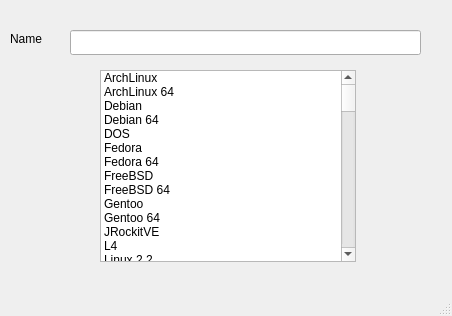
LinuxPhreak/vbox-scripts, file createvm.ui: the form before one commit.
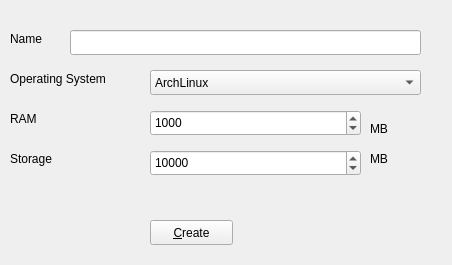
The form after the commit.

Commit message: Finished QT layout of the createVM. Next I will need to connect it to the script

Diff of the .ui file:
```diff
--- a/createvm.ui
+++ b/createvm.ui
@@ -7,7 +7,7 @@
     <x>0</x>
     <y>0</y>
     <width>452</width>
-    <height>316</height>
+    <height>265</height>
    </rect>
   </property>
   <property name="windowTitle">
@@ -37,18 +37,15 @@
      </rect>
     </property>
    </widget>
-   <widget class="QListWidget" name="listWidget">
+   <widget class="QComboBox" name="comboBox">
     <property name="geometry">
      <rect>
-      <x>100</x>
+      <x>150</x>
       <y>70</y>
-      <width>256</width>
-      <height>192</height>
+      <width>271</width>
+      <height>25</height>
      </rect>
     </property>
-    <property name="viewMode">
-     <enum>QListView::ListMode</enum>
-    </property>
     <item>
      <property name="text">
       <string>ArchLinux</string>
@@ -146,67 +143,87 @@
     </item>
     <item>
      <property name="text">
-      <string>MacOSX 10.10 64</string>
+      <string>Mac OS 64</string>
      </property>
     </item>
     <item>
      <property name="text">
-      <string>MacOSX 10.11 64</string>
+      <string>Mac OSX 10.6</string>
      </property>
     </item>
     <item>
      <property name="text">
-      <string>MacOSX 10.12 64</string>
+      <string>Mac OSX 10.6 64</string>
      </property>
     </item>
     <item>
      <property name="text">
-      <string>MacOSX 10.13 64</string>
+      <string>Mac OSX 10.7</string>
      </property>
     </item>
     <item>
      <property name="text">
-      <string>MacOSX 10.6</string>
+      <string>Mac OSX 10.7 64</string>
      </property>
     </item>
     <item>
      <property name="text">
-      <string>MacOSX 10.6 64</string>
+      <string>Mac OSX 10.8</string>
      </property>
     </item>
     <item>
      <property name="text">
-      <string>MacOSX 10.7</string>
+      <string>Mac OSX 10.8 64</string>
      </property>
     </item>
     <item>
      <property name="text">
-      <string>MacOSX 10.7 64</string>
+      <string>Mac OSX 10.9</string>
      </property>
     </item>
     <item>
      <property name="text">
-      <string>MacOSX 10.8</string>
+      <string>Mac OSX 10.9 64</string>
      </property>
     </item>
     <item>
      <property name="text">
-      <string>MacOSX 10.8 64</string>
+      <string>Mac OSX 10.10</string>
      </property>
     </item>
     <item>
      <property name="text">
-      <string>MacOSX 10.9</string>
+      <string>Mac OSX 10.10 64</string>
      </property>
     </item>
     <item>
      <property name="text">
-      <string>MacOSX 10.9 64</string>
+      <string>Mac OSX 10.11</string>
      </property>
     </item>
     <item>
      <property name="text">
-      <string>MacOSX 64</string>
+      <string>Mac OSX 10.11 64</string>
+     </property>
+    </item>
+    <item>
+     <property name="text">
+      <string>Mac OSX 10.12</string>
+     </property>
+    </item>
+    <item>
+     <property name="text">
+      <string>Mac OSX 10.12 64</string>
+     </property>
+    </item>
+    <item>
+     <property name="text">
+      <string>Mac OSX 10.13</string>
+     </property>
+    </item>
+    <item>
+     <property name="text">
+      <string>Mac OSX 10.13 64</string>
      </property>
     </item>
     <item>
@@ -281,7 +298,7 @@
     </item>
     <item>
      <property name="text">
-      <string>OS21x</string>
+      <string>OS2.1x</string>
      </property>
     </item>
     <item>
@@ -291,17 +308,17 @@
     </item>
     <item>
      <property name="text">
-      <string>OS2Warp3</string>
+      <string>OS2 Warp3</string>
      </property>
     </item>
     <item>
      <property name="text">
-      <string>OS2Warp4</string>
+      <string>OS2 Warp4</string>
      </property>
     </item>
     <item>
      <property name="text">
-      <string>OS2Warp4.5</string>
+      <string>OS2 Warp4.5</string>
      </property>
     </item>
     <item>
@@ -321,7 +338,7 @@
     </item>
     <item>
      <property name="text">
-      <string>RadHat</string>
+      <string>RedHat</string>
      </property>
     </item>
     <item>
@@ -334,11 +351,6 @@
       <string>Solaris</string>
      </property>
     </item>
-    <item>
-     <property name="text">
-      <string>Solaris 11</string>
-     </property>
-    </item>
     <item>
      <property name="text">
       <string>Solaris 64</string>
@@ -371,7 +383,7 @@
     </item>
     <item>
      <property name="text">
-      <string>Windows10_64</string>
+      <string>Windows10 64</string>
      </property>
     </item>
     <item>
@@ -466,7 +478,7 @@
     </item>
     <item>
      <property name="text">
-      <string>Windows NT 64</string>
+      <string>Womdows NT 4 64</string>
      </property>
     </item>
     <item>
@@ -500,18 +512,117 @@
      </property>
     </item>
    </widget>
+   <widget class="QLabel" name="lblOS">
+    <property name="geometry">
+     <rect>
+      <x>10</x>
+      <y>70</y>
+      <width>131</width>
+      <height>17</height>
+     </rect>
+    </property>
+    <property name="text">
+     <string>Operating System</string>
+    </property>
+   </widget>
+   <widget class="QLabel" name="lblRAM">
+    <property name="geometry">
+     <rect>
+      <x>10</x>
+      <y>110</y>
+      <width>64</width>
+      <height>17</height>
+     </rect>
+    </property>
+    <property name="text">
+     <string>RAM</string>
+    </property>
+   </widget>
+   <widget class="QSpinBox" name="spinBox">
+    <property name="geometry">
+     <rect>
+      <x>150</x>
+      <y>110</y>
+      <width>211</width>
+      <height>26</height>
+     </rect>
+    </property>
+    <property name="maximum">
+     <number>999999999</number>
+    </property>
+    <property name="value">
+     <number>1000</number>
+    </property>
+   </widget>
+   <widget class="QSpinBox" name="spinBox_2">
+    <property name="geometry">
+     <rect>
+      <x>150</x>
+      <y>150</y>
+      <width>211</width>
+      <height>26</height>
+     </rect>
+    </property>
+    <property name="maximum">
+     <number>999999999</number>
+    </property>
+    <property name="value">
+     <number>10000</number>
+    </property>
+   </widget>
+   <widget class="QLabel" name="lblHDD">
+    <property name="geometry">
+     <rect>
+      <x>10</x>
+      <y>150</y>
+      <width>64</width>
+      <height>17</height>
+     </rect>
+    </property>
+    <property name="text">
+     <string>Storage</string>
+    </property>
+   </widget>
+   <widget class="QPushButton" name="cbCreate">
+    <property name="geometry">
+     <rect>
+      <x>150</x>
+      <y>220</y>
+      <width>83</width>
+      <height>25</height>
+     </rect>
+    </property>
+    <property name="text">
+     <string>&amp;Create</string>
+    </property>
+   </widget>
+   <widget class="QLabel" name="label">
+    <property name="geometry">
+     <rect>
+      <x>370</x>
+      <y>120</y>
+      <width>64</width>
+      <height>17</height>
+     </rect>
+    </property>
+    <property name="text">
+     <string>MB</string>
+    </property>
+   </widget>
+   <widget class="QLabel" name="label_2">
+    <property name="geometry">
+     <rect>
+      <x>370</x>
+      <y>150</y>
+      <width>64</width>
+      <height>17</height>
+     </rect>
+    </property>
+    <property name="text">
+     <string>MB</string>
+    </property>
+   </widget>
   </widget>
-  <widget class="QMenuBar" name="menubar">
-   <property name="geometry">
-    <rect>
-     <x>0</x>
-     <y>0</y>
-     <width>452</width>
-     <height>22</height>
-    </rect>
-   </property>
-  </widget>
-  <widget class="QStatusBar" name="statusbar"/>
  </widget>
  <resources/>
  <connections/>
```
Left out of the diff: 5 changed lines with no effect on the pictures.
